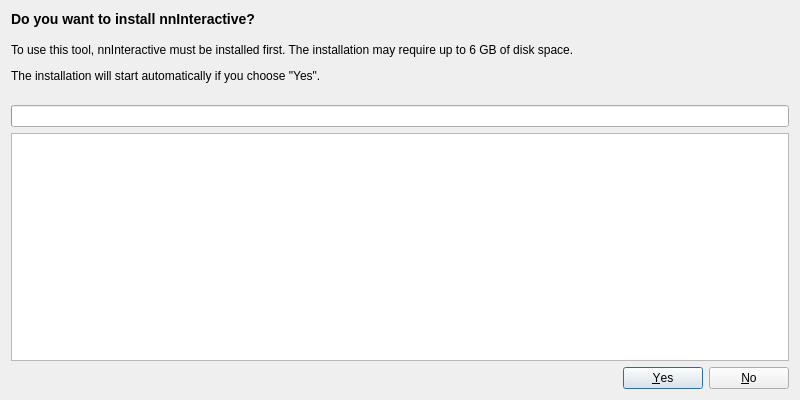
Before: the Qt Designer form Modules/PythonSegmentationUI/src/QmitknnInteractiveInstallDialog.ui in MITK/MITK, drawn with Qt 5.
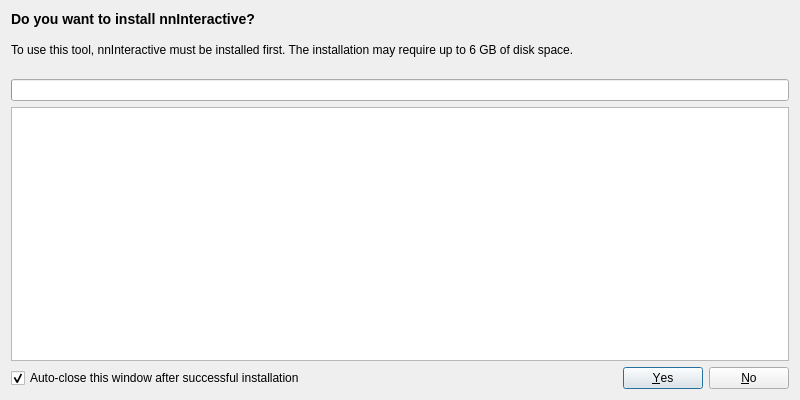
After: the same form once the commit is applied.

Commit message: Auto-close install dialog on success by default

Patch:
```diff
--- a/Modules/PythonSegmentationUI/src/QmitknnInteractiveInstallDialog.ui
+++ b/Modules/PythonSegmentationUI/src/QmitknnInteractiveInstallDialog.ui
@@ -23,7 +23,7 @@
    <item>
     <widget class="QLabel" name="label">
      <property name="text">
-      <string>&lt;html&gt;&lt;head/&gt;&lt;body&gt;&lt;h3 style=&quot; margin-top:14px; margin-bottom:12px; margin-left:0px; margin-right:0px; -qt-block-indent:0; text-indent:0px; line-height:125%;&quot;&gt;&lt;span style=&quot; font-size:large; font-weight:700;&quot;&gt;Do you want to install nnInteractive?&lt;/span&gt;&lt;/h3&gt;&lt;p&gt;To use this tool, nnInteractive must be installed first. The installation may require up to 6 GB of disk space.&lt;/p&gt;&lt;p&gt;The installation will start automatically if you choose &amp;quot;Yes&amp;quot;.&lt;/p&gt;&lt;/body&gt;&lt;/html&gt;</string>
+      <string>&lt;html&gt;&lt;head/&gt;&lt;body&gt;&lt;h3 style=&quot; margin-top:14px; margin-bottom:12px; margin-left:0px; margin-right:0px; -qt-block-indent:0; text-indent:0px; line-height:125%;&quot;&gt;&lt;span style=&quot; font-size:large; font-weight:700;&quot;&gt;Do you want to install nnInteractive?&lt;/span&gt;&lt;/h3&gt;&lt;p&gt;To use this tool, nnInteractive must be installed first. The installation may require up to 6 GB of disk space.&lt;/p&gt;&lt;/body&gt;&lt;/html&gt;</string>
      </property>
      <property name="textFormat">
       <enum>Qt::TextFormat::RichText</enum>
@@ -67,6 +67,18 @@
     </layout>
    </item>
    <item>
+    <layout class="QHBoxLayout" name="horizontalLayout">
+     <item>
+      <widget class="QCheckBox" name="autoCloseCheckBox">
+       <property name="text">
+        <string>Auto-close this window after successful installation</string>
+       </property>
+       <property name="checked">
+        <bool>true</bool>
+       </property>
+      </widget>
+     </item>
+     <item>
     <widget class="QDialogButtonBox" name="buttonBox">
      <property name="orientation">
       <enum>Qt::Orientation::Horizontal</enum>
@@ -75,6 +87,8 @@
       <set>QDialogButtonBox::StandardButton::No|QDialogButtonBox::StandardButton::Yes</set>
      </property>
     </widget>
+     </item>
+    </layout>
    </item>
   </layout>
  </widget>
```
Lines whose indentation alone changed are shown as unchanged. The commit also changes 1 other file.
